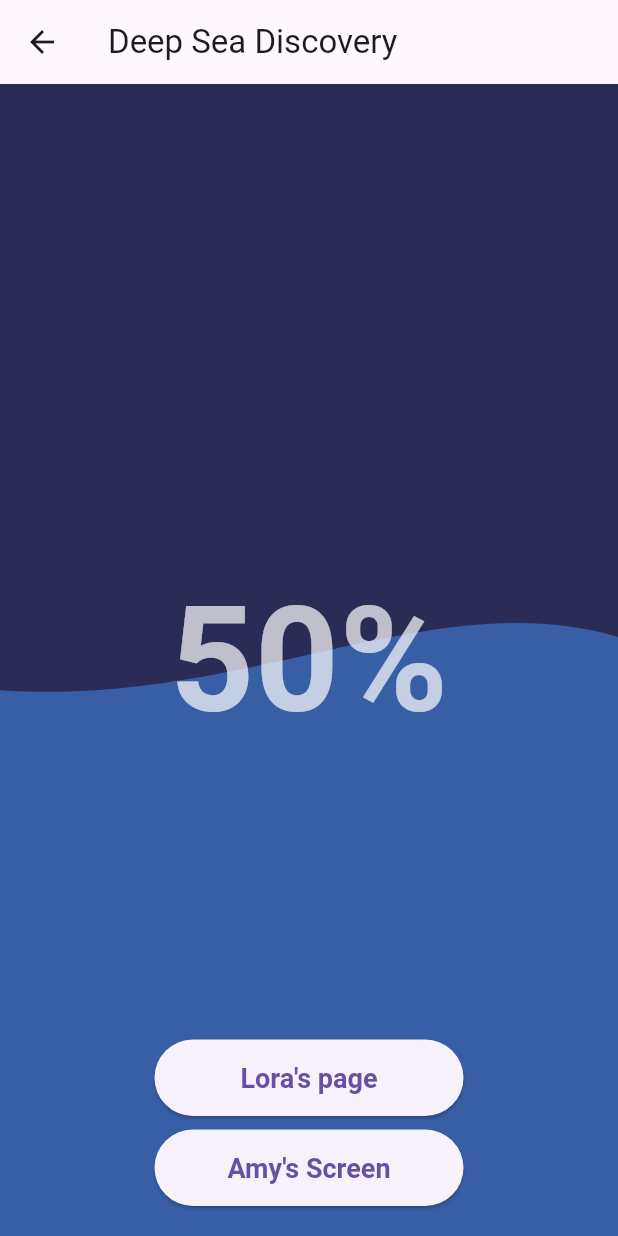
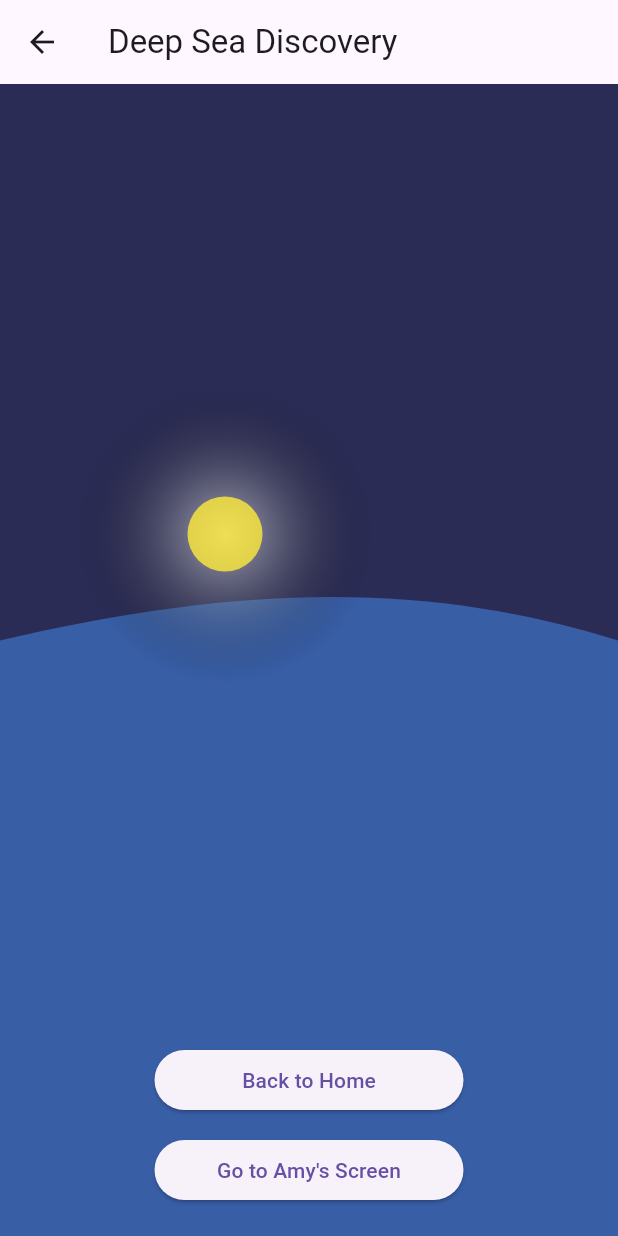
Before and after one commit to loraavie/app4, a Flutter app: the ScreenOne screen opened directly, on a phone screen of 412 x 824 dp. Run offline on Flutter 3.47's test engine with Material 3 defaults, Android fonts, the phone set to English and light mode, and no system bars.

Commit message:
everything works!!!!

```diff
--- a/lib/main.dart
+++ b/lib/main.dart
@@ -1,6 +1,7 @@
 import 'package:flutter/material.dart';
 import 'dart:math';
 import 'dart:async';
+import 'dart:math';
 
 void main() {
   runApp(MyApp());
@@ -172,9 +173,15 @@ class ScreenOne extends StatefulWidget {
 }
 
 class _ScreenOneState extends State<ScreenOne> with TickerProviderStateMixin {
-  //late AnimationController _controller;
   double _lightX = 150;
   double _lightY = 300;
+  late Offset _dragStartOffset;
+  late ValueNotifier<Offset> _lightPosition;
+
+  final double _fishX = 200;
+  final double _fishY = 500;
+  final double _revealDistance = 100;
+
   late AnimationController firstController;
   late Animation<double> firstAnimation;
   late AnimationController secondController;
@@ -186,72 +193,35 @@ class _ScreenOneState extends State<ScreenOne> with TickerProviderStateMixin {
   @override
   void initState() {
     super.initState();
-    firstController = AnimationController(
-        vsync: this, duration: Duration(milliseconds: 1500));
+    _lightPosition = ValueNotifier(Offset(_lightX, _lightY));
+
+    firstController =
+        AnimationController(vsync: this, duration: Duration(milliseconds: 1500))
+          ..repeat(reverse: true);
     firstAnimation = Tween<double>(begin: 1.9, end: 2.1).animate(
-        CurvedAnimation(parent: firstController, curve: Curves.easeInOut))
-      ..addListener(() {
-        setState(() {});
-      })
-      ..addStatusListener((status) {
-        if (status == AnimationStatus.completed) {
-          firstController.reverse();
-        } else if (status == AnimationStatus.dismissed) {
-          firstController.forward();
-        }
-      });
-    secondController = AnimationController(
-        vsync: this, duration: Duration(milliseconds: 1500));
+      CurvedAnimation(parent: firstController, curve: Curves.easeInOut),
+    );
+
+    secondController =
+        AnimationController(vsync: this, duration: Duration(milliseconds: 1500))
+          ..repeat(reverse: true);
     secondAnimation = Tween<double>(begin: 1.8, end: 2.4).animate(
-        CurvedAnimation(parent: secondController, curve: Curves.easeInOut))
-      ..addListener(() {
-        setState(() {});
-      })
-      ..addStatusListener((status) {
-        if (status == AnimationStatus.completed) {
-          secondController.reverse();
-        } else if (status == AnimationStatus.dismissed) {
-          secondController.forward();
-        }
-      });
-    thirdController = AnimationController(
-        vsync: this, duration: Duration(milliseconds: 1500));
+      CurvedAnimation(parent: secondController, curve: Curves.easeInOut),
+    );
+
+    thirdController =
+        AnimationController(vsync: this, duration: Duration(milliseconds: 1500))
+          ..repeat(reverse: true);
     thirdAnimation = Tween<double>(begin: 1.8, end: 2.4).animate(
-        CurvedAnimation(parent: thirdController, curve: Curves.easeInOut))
-      ..addListener(() {
-        setState(() {});
-      })
-      ..addStatusListener((status) {
-        if (status == AnimationStatus.completed) {
-          thirdController.reverse();
-        } else if (status == AnimationStatus.dismissed) {
-          thirdController.forward();
-        }
-      });
-    fourthController = AnimationController(
-        vsync: this, duration: Duration(milliseconds: 1500));
+      CurvedAnimation(parent: thirdController, curve: Curves.easeInOut),
+    );
+
+    fourthController =
+        AnimationController(vsync: this, duration: Duration(milliseconds: 1500))
+          ..repeat(reverse: true);
     fourthAnimation = Tween<double>(begin: 1.9, end: 2.1).animate(
-        CurvedAnimation(parent: fourthController, curve: Curves.easeInOut))
-      ..addListener(() {
-        setState(() {});
-      })
-      ..addStatusListener((status) {
-        if (status == AnimationStatus.completed) {
-          fourthController.reverse();
-        } else if (status == AnimationStatus.dismissed) {
-          fourthController.forward();
-        }
-      });
-    Timer(Duration(seconds: 2), () {
-      firstController.forward();
-    });
-    Timer(Duration(milliseconds: 1600), () {
-      secondController.forward();
-    });
-    Timer(Duration(milliseconds: 800), () {
-      thirdController.forward();
-    });
-    fourthController.forward();
+      CurvedAnimation(parent: fourthController, curve: Curves.easeInOut),
+    );
   }
 
   @override
@@ -260,37 +230,109 @@ class _ScreenOneState extends State<ScreenOne> with TickerProviderStateMixin {
     secondController.dispose();
     thirdController.dispose();
     fourthController.dispose();
+    _lightPosition.dispose();
     super.dispose();
+  }
+
+  bool isFishVisible(Offset lightPos) {
+    double distance =
+        sqrt(pow(lightPos.dx - _fishX, 2) + pow(lightPos.dy - _fishY, 2));
+    return distance < _revealDistance;
   }
 
   @override
   Widget build(BuildContext context) {
     Size size = MediaQuery.of(context).size;
+
     return Scaffold(
       appBar: AppBar(title: const Text('Deep Sea Discovery')),
       backgroundColor: Color(0xff2B2C56),
       body: Stack(
         children: [
-          CustomPaint(
-            painter: MyPainter(
-              firstAnimation.value,
-              secondAnimation.value,
-              thirdAnimation.value,
-              fourthAnimation.value,
-            ),
-            child: SizedBox(
-              height: size.height,
-              width: size.width,
-            ),
+          // Water Animation
+          AnimatedBuilder(
+            animation: Listenable.merge([
+              firstController,
+              secondController,
+              thirdController,
+              fourthController
+            ]),
+            builder: (context, child) {
+              return CustomPaint(
+                painter: MyPainter(firstAnimation.value, secondAnimation.value,
+                    thirdAnimation.value, fourthAnimation.value),
+                child: SizedBox(height: size.height, width: size.width),
+              );
+            },
           ),
-          Center(
-            child: Text('50%',
-                style: TextStyle(
-                    fontWeight: FontWeight.w600,
-                    wordSpacing: 3,
-                    color: Colors.white.withOpacity(.7)),
-                textScaleFactor: 7),
+
+          // Light Effect Layer
+          ValueListenableBuilder(
+            valueListenable: _lightPosition,
+            builder: (context, Offset pos, child) {
+              return Positioned.fill(
+                child: CustomPaint(
+                  painter: LightPainter(pos.dx, pos.dy),
+                ),
+              );
+            },
           ),
+
+          // Anglerfish (Hidden Until Light is Near)
+          ValueListenableBuilder(
+            valueListenable: _lightPosition,
+            builder: (context, Offset pos, child) {
+              bool visible = isFishVisible(pos);
+              return Positioned(
+                left: _fishX - 40,
+                top: _fishY - 40,
+                child: AnimatedOpacity(
+                  opacity: visible ? 1.0 : 0.0,
+                  duration: Duration(milliseconds: 300),
+                  child: Image.asset(
+                    'assets/images/blue-eyed-anglerfish.jpg',
+                    width: 50,
+                    height: 50,
+                    fit: BoxFit.contain,
+                  ),
+                ),
+              );
+            },
+          ),
+
+          // Draggable Light Source
+          ValueListenableBuilder(
+            valueListenable: _lightPosition,
+            builder: (context, Offset pos, child) {
+              return Positioned(
+                left: pos.dx - 25,
+                top: pos.dy - 25,
+                child: GestureDetector(
+                  onPanStart: (details) {
+                    _dragStartOffset = Offset(
+                        details.globalPosition.dx - pos.dx,
+                        details.globalPosition.dy - pos.dy);
+                  },
+                  onPanUpdate: (details) {
+                    _lightPosition.value = Offset(
+                      details.globalPosition.dx - _dragStartOffset.dx,
+                      details.globalPosition.dy - _dragStartOffset.dy,
+                    );
+                  },
+                  child: Container(
+                    width: 50,
+                    height: 50,
+                    decoration: BoxDecoration(
+                      shape: BoxShape.circle,
+                      color: Colors.yellow.withOpacity(0.8),
+                    ),
+                  ),
+                ),
+              );
+            },
+          ),
+
+          // 📌 Back & Forward Buttons (Now Fixed)
           Positioned(
             bottom: 80,
             left: size.width * 0.25,
@@ -299,13 +341,10 @@ class _ScreenOneState extends State<ScreenOne> with TickerProviderStateMixin {
               onPressed: () {
                 Navigator.pop(context);
               },
-              style: ElevatedButton.styleFrom(
-                padding: EdgeInsets.symmetric(vertical: 15),
-                textStyle: TextStyle(fontSize: 18, fontWeight: FontWeight.bold),
-              ),
-              child: Text('Lora\'s page'),
+              child: Text('Back to Home'),
             ),
           ),
+
           Positioned(
             bottom: 20,
             left: size.width * 0.25,
@@ -317,11 +356,7 @@ class _ScreenOneState extends State<ScreenOne> with TickerProviderStateMixin {
                   MaterialPageRoute(builder: (context) => ScreenTwo()),
                 );
               },
-              style: ElevatedButton.styleFrom(
-                padding: EdgeInsets.symmetric(vertical: 15),
-                textStyle: TextStyle(fontSize: 18, fontWeight: FontWeight.bold),
-              ),
-              child: Text('Amy\'s Screen'),
+              child: Text('Go to Amy\'s Screen'),
             ),
           ),
         ],
@@ -330,25 +365,23 @@ class _ScreenOneState extends State<ScreenOne> with TickerProviderStateMixin {
   }
 }
 
+// Water Effect Painter
 class MyPainter extends CustomPainter {
   final double firstValue;
   final double secondValue;
   final double thirdValue;
   final double fourthValue;
   MyPainter(
-    this.firstValue,
-    this.secondValue,
-    this.thirdValue,
-    this.fourthValue,
-  );
+      this.firstValue, this.secondValue, this.thirdValue, this.fourthValue);
+
   @override
   void paint(Canvas canvas, Size size) {
     var paint = Paint()
-      ..color = Color(0xff3B6ABA).withOpacity(.8)
+      ..color = Color(0xff3B6ABA).withOpacity(0.8)
       ..style = PaintingStyle.fill;
     var path = Path()
       ..moveTo(0, size.height / firstValue)
-      ..cubicTo(size.width * .4, size.height / secondValue, size.width * .7,
+      ..cubicTo(size.width * 0.4, size.height / secondValue, size.width * 0.7,
           size.height / thirdValue, size.width, size.height / fourthValue)
       ..lineTo(size.width, size.height)
       ..lineTo(0, size.height);
@@ -356,21 +389,24 @@ class MyPainter extends CustomPainter {
   }
 
   @override
-  bool shouldRepaint(covariant CustomPainter oldDelegate) {
-    return true;
-  }
+  bool shouldRepaint(CustomPainter oldDelegate) => true;
 }
 
+// Light Effect Painter
 class LightPainter extends CustomPainter {
+  final double x;
+  final double y;
+  LightPainter(this.x, this.y);
+
   @override
   void paint(Canvas canvas, Size size) {
     final Paint paint = Paint()
       ..shader = RadialGradient(
-        colors: [Colors.white.withOpacity(0.8), Colors.transparent],
-        stops: [0.2, 1.0],
-      ).createShader(Rect.fromCircle(
-          center: Offset(size.width / 2, size.height / 2), radius: 100));
-    canvas.drawCircle(Offset(size.width / 2, size.height / 2), 100, paint);
+        colors: [Colors.white.withOpacity(0.6), Colors.transparent],
+        stops: [0.0, 1.0],
+      ).createShader(Rect.fromCircle(center: Offset(x, y), radius: 100));
+
+    canvas.drawCircle(Offset(x, y), 100, paint);
   }
 
   @override
```
